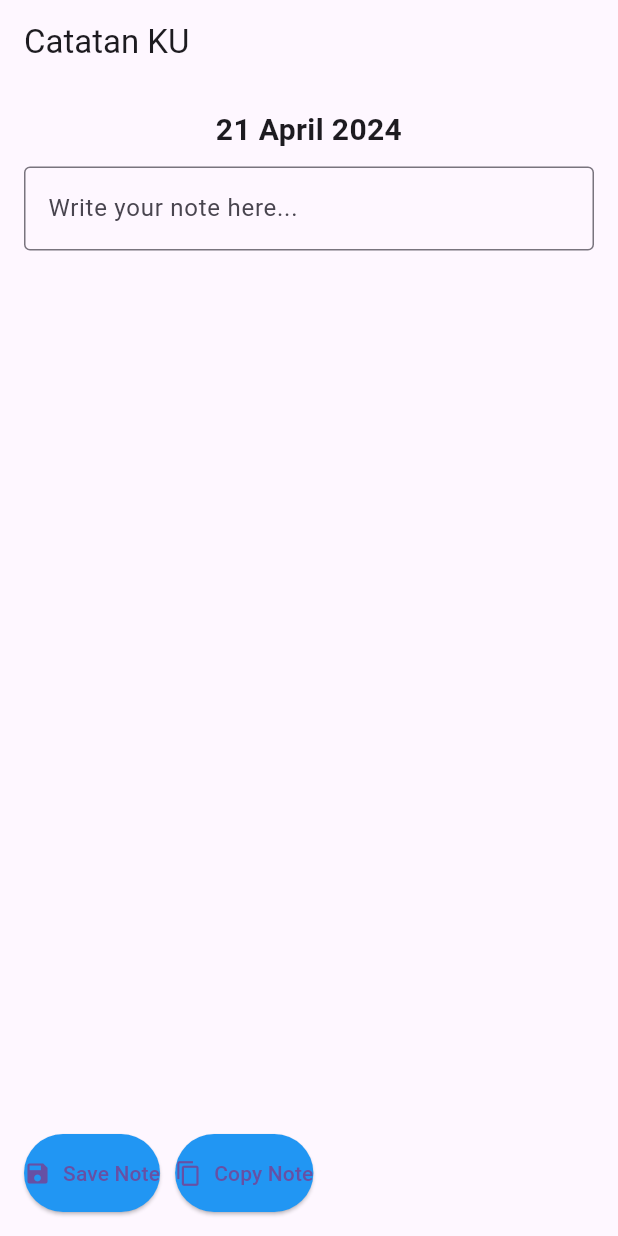
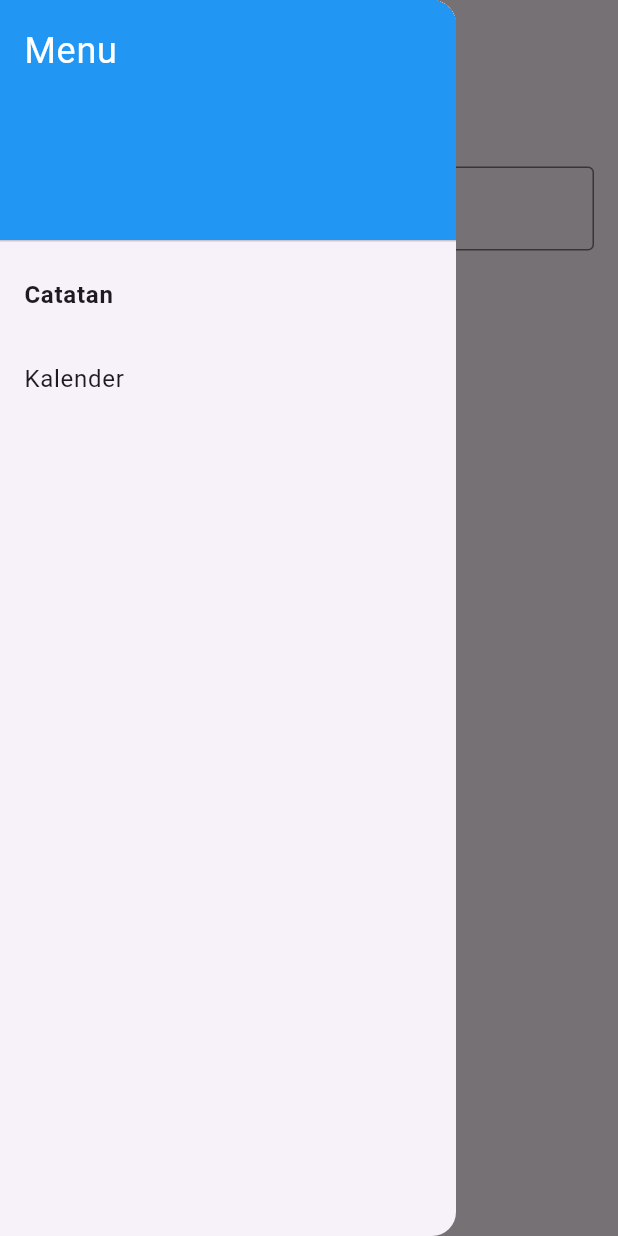
Before and after one commit to zhikriherlianjaraja/ProjectAPP-KELOMPOK-5-, a Flutter app: the screen it shows after launch, with the side drawer open (before the commit the screen has no drawer), on a phone screen of 412 x 824 dp. Run offline on Flutter 3.47's test engine with Material 3 defaults, Android fonts, the phone set to English and light mode, and no system bars; our stand-ins replace shared_preferences.

Commit message:
proggre 2

```diff
--- a/lib/main.dart
+++ b/lib/main.dart
@@ -17,7 +17,11 @@
       theme: ThemeData(
         primarySwatch: Colors.blue,
       ),
-      home: const MyHomePage(title: 'Catatan KU'),
+      initialRoute: '/',
+      routes: {
+        '/': (context) => MyHomePage(title: 'Catatan KU'),
+        '/kalender': (context) => CalendarPage(),
+      },
     );
   }
 }
@@ -55,6 +59,56 @@
     return Scaffold(
       appBar: AppBar(
         title: Text(widget.title),
+      ),
+      drawer: Drawer(
+        child: ListView(
+          padding: EdgeInsets.zero,
+          children: [
+            DrawerHeader(
+              decoration: BoxDecoration(
+                color: Colors.blue,
+              ),
+              child: Text(
+                'Menu',
+                style: TextStyle(
+                  color: Colors.white,
+                  fontSize: 24,
+                ),
+              ),
+            ),
+            ListTile(
+              title: Text(
+                'Catatan',
+                style: TextStyle(
+                  fontWeight: ModalRoute.of(context)?.settings.name == '/'
+                      ? FontWeight.bold
+                      : FontWeight.normal,
+                ),
+              ),
+              onTap: () {
+                // Close the drawer and navigate to Catatan page
+                Navigator.pop(context);
+                Navigator.pushNamed(context, '/');
+              },
+            ),
+            ListTile(
+              title: Text(
+                'Kalender',
+                style: TextStyle(
+                  fontWeight:
+                      ModalRoute.of(context)?.settings.name == '/kalender'
+                          ? FontWeight.bold
+                          : FontWeight.normal,
+                ),
+              ),
+              onTap: () {
+                // Close the drawer and navigate to Kalender page
+                Navigator.pop(context);
+                Navigator.pushNamed(context, '/kalender');
+              },
+            ),
+          ],
+        ),
       ),
       body: Padding(
         padding: const EdgeInsets.all(16.0),
@@ -125,7 +179,7 @@
   void _saveNote() async {
     // Save note to local storage
     SharedPreferences prefs = await SharedPreferences.getInstance();
-    await prefs.setString('note_$_selectedDate', _currentNote);
+    await prefs.setString('note_${_selectedDate.toString()}', _currentNote);
     ScaffoldMessenger.of(context).showSnackBar(
       SnackBar(
         content: Text('Note saved'),
@@ -136,7 +190,7 @@
   void _loadNote() async {
     // Load note from local storage
     SharedPreferences prefs = await SharedPreferences.getInstance();
-    String? note = prefs.getString('note_$_selectedDate');
+    String? note = prefs.getString('note_${_selectedDate.toString()}');
     if (note != null) {
       setState(() {
         _currentNote = note;
@@ -145,3 +199,61 @@
     }
   }
 }
+
+class CalendarPage extends StatelessWidget {
+  @override
+  Widget build(BuildContext context) {
+    return Scaffold(
+      appBar: AppBar(
+        title: Text('Kalender'),
+      ),
+      drawer: Drawer(
+        child: ListView(
+          padding: EdgeInsets.zero,
+          children: [
+            DrawerHeader(
+              decoration: BoxDecoration(
+                color: Colors.blue,
+              ),
+              child: Text(
+                'Menu',
+                style: TextStyle(
+                  color: Colors.white,
+                  fontSize: 24,
+                ),
+              ),
+            ),
+            ListTile(
+              title: Text(
+                'Catatan',
+                style: TextStyle(
+                  fontWeight: FontWeight.normal,
+                ),
+              ),
+              onTap: () {
+                // Close the drawer and navigate back to Catatan page
+                Navigator.pop(context);
+                Navigator.pushNamed(context, '/');
+              },
+            ),
+            ListTile(
+              title: Text(
+                'Kalender',
+                style: TextStyle(
+                  fontWeight: FontWeight.bold,
+                ),
+              ),
+              onTap: () {
+                // Close the drawer
+                Navigator.pop(context);
+              },
+            ),
+          ],
+        ),
+      ),
+      body: Center(
+        child: Text('Ini adalah halaman Kalender'),
+      ),
+    );
+  }
+}
```
